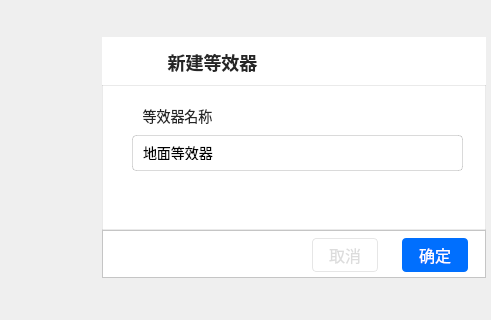
Qt form 15.SimulationTrainingSys_DEV/src/EquivalentSoft/UI/EquivalentSoft.ui (FakeItUtillMakeIt/QT-example) before a commit; both pictures show x 703 to 1194 and y 412 to 732 of the 1194 by 845 pixel window.
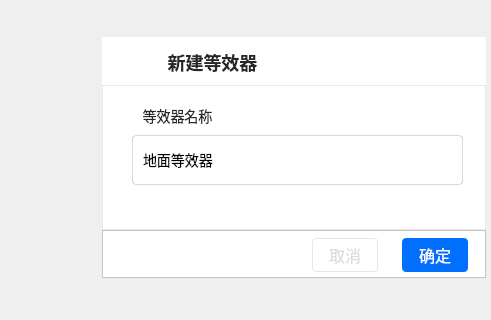
The same form after that commit. Icons and pictures are not drawn. Custom widgets are drawn as their Qt base class.

```diff
--- a/15.SimulationTrainingSys_DEV/src/EquivalentSoft/UI/EquivalentSoft.ui
+++ b/15.SimulationTrainingSys_DEV/src/EquivalentSoft/UI/EquivalentSoft.ui
@@ -1353,19 +1353,19 @@
                 <x>30</x>
                 <y>50</y>
                 <width>331</width>
-                <height>36</height>
+                <height>50</height>
                </rect>
               </property>
               <property name="minimumSize">
                <size>
                 <width>0</width>
-                <height>36</height>
+                <height>50</height>
                </size>
               </property>
               <property name="maximumSize">
                <size>
                 <width>16777215</width>
-                <height>36</height>
+                <height>50</height>
                </size>
               </property>
               <property name="toolTipDuration">
@@ -1396,6 +1396,9 @@
     height:10px
 }</string>
               </property>
+              <property name="editable">
+               <bool>false</bool>
+              </property>
               <property name="currentText">
                <string>地面等效器</string>
               </property>
```
Left out of the diff: 40 changed lines with no effect on the pictures.
